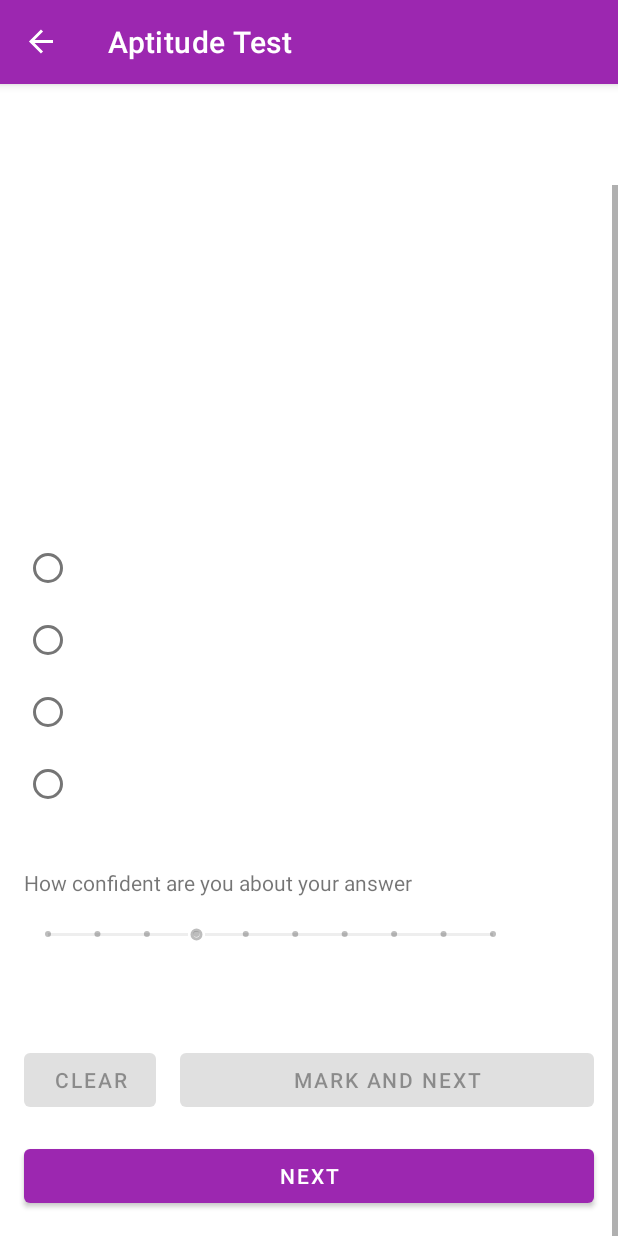
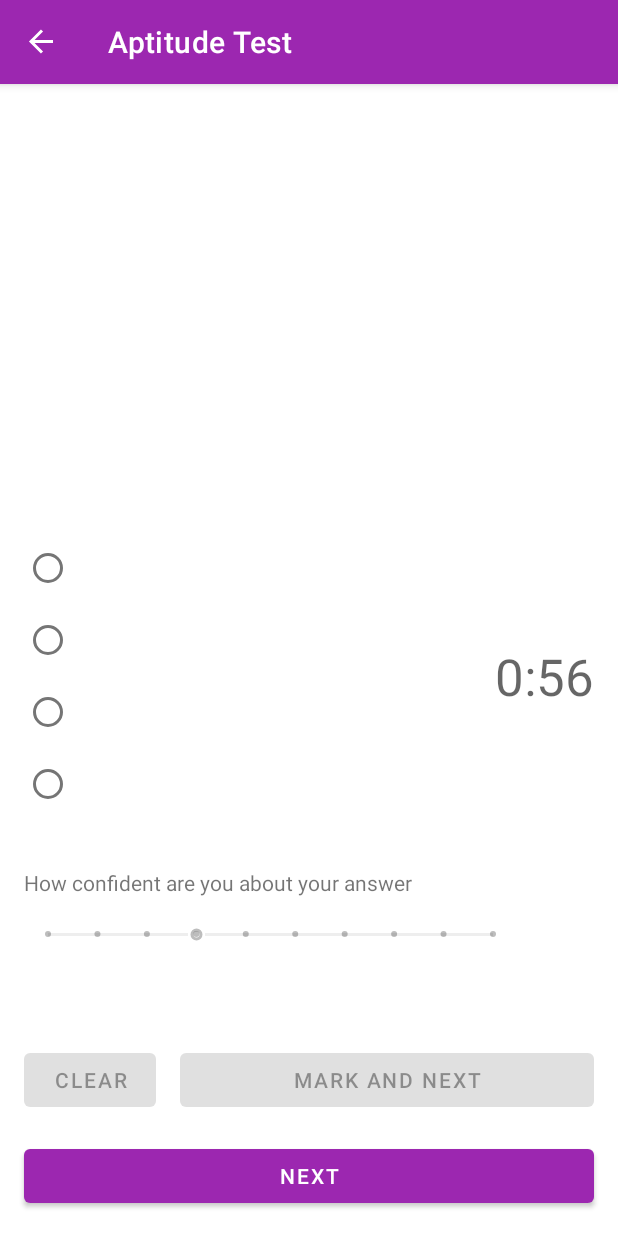
Before and after one commit to mubashir-chandle/csr, an Android app: the AptitudeTestFragment screen opened through its navigation route, scrolled down 74 dp, on a phone screen of 412 x 824 dp. Run offline under Robolectric (Android 15) with nearby library versions, the phone set to English and light mode, and no system bars; our stand-ins replace Room's generated code, navigation-ui.

Commit message:
Added timer for aptitude test.

```diff
--- a/app/src/main/java/com/csrapp/csr/ui/taketest/aptitudetest/AptitudeTestFragment.kt
+++ b/app/src/main/java/com/csrapp/csr/ui/taketest/aptitudetest/AptitudeTestFragment.kt
@@ -1,6 +1,7 @@
 package com.csrapp.csr.ui.taketest.aptitudetest
 
 import android.os.Bundle
+import android.os.CountDownTimer
 import android.view.LayoutInflater
 import android.view.View
 import android.view.ViewGroup
@@ -11,6 +12,7 @@ import androidx.activity.addCallback
 import androidx.appcompat.app.AlertDialog
 import androidx.fragment.app.Fragment
 import androidx.lifecycle.ViewModelProvider
+import androidx.lifecycle.observe
 import androidx.navigation.NavController
 import androidx.navigation.Navigation
 import com.csrapp.csr.R
@@ -23,6 +25,7 @@ class AptitudeTestFragment : Fragment(), View.OnClickListener,
     private lateinit var navController: NavController
     private lateinit var viewModel: AptitudeTestViewModel
     private lateinit var spinnerAdapter: SpinnerQuestionAdapter
+    private lateinit var timer: CountDownTimer
 
     override fun onCreate(savedInstanceState: Bundle?) {
         super.onCreate(savedInstanceState)
@@ -61,6 +64,19 @@ class AptitudeTestFragment : Fragment(), View.OnClickListener,
         spinnerAdapter = viewModel.getSpinnerAdapter(requireContext())
         spinnerQuestions.adapter = spinnerAdapter
 
+        viewModel.testFinished.observe(this) { testFinished ->
+            if (testFinished) {
+                println("testFinished -> $testFinished")
+                finishTestByTimer()
+            }
+        }
+
+        viewModel.timeRemaining.observe(this) {
+            val minutes = it / 60
+            val seconds = it % 60
+            remainingTime.text = "$minutes:$seconds"
+        }
+
         assignActionListeners()
         updateButtons()
     }
@@ -89,10 +105,10 @@ class AptitudeTestFragment : Fragment(), View.OnClickListener,
             referenceImage.visibility = View.GONE
         } else {
             referenceImage.visibility = View.VISIBLE
-            val identifier = context!!.resources.getIdentifier(
+            val identifier = requireContext().resources.getIdentifier(
                 question.referenceImage,
                 "mipmap",
-                context!!.packageName
+                requireContext().packageName
             )
             referenceImage.setImageResource(identifier)
         }
@@ -143,6 +159,20 @@ class AptitudeTestFragment : Fragment(), View.OnClickListener,
             btnNext.text = "Next"
             btnMark.text = "Mark and Next"
         }
+    }
+
+    private fun finishTestByTimer() {
+        btnNext.isEnabled = false
+        btnMark.isEnabled = false
+        btnClear.isEnabled = false
+
+        val testCompletionDialog = AlertDialog.Builder(requireContext())
+            .setTitle("Aptitude Test Completed")
+            .setMessage("Your time for the aptitude test has finished.\n\nYou can now start the second step whenever you are ready for it.")
+            .setPositiveButton("Okay", null)
+            .create()
+        testCompletionDialog.show()
+        navController.navigateUp()
     }
 
     private fun finishTest() {
--- a/app/src/main/java/com/csrapp/csr/ui/taketest/aptitudetest/AptitudeTestViewModel.kt
+++ b/app/src/main/java/com/csrapp/csr/ui/taketest/aptitudetest/AptitudeTestViewModel.kt
@@ -1,6 +1,8 @@
 package com.csrapp.csr.ui.taketest.aptitudetest
 
 import android.content.Context
+import android.os.CountDownTimer
+import androidx.lifecycle.MutableLiveData
 import androidx.lifecycle.ViewModel
 import com.csrapp.csr.data.AptitudeQuestionEntity
 import com.csrapp.csr.data.AptitudeQuestionRepository
@@ -8,18 +10,35 @@ import com.csrapp.csr.data.AptitudeQuestionRepository
 class AptitudeTestViewModel(private val aptitudeQuestionRepository: AptitudeQuestionRepository) :
     ViewModel() {
 
+    private val TEST_TIME = 1 * 60 * 1000L                // 30 Minutes
     private val questions = getRandomQuestions()
     private var spinnerAdapter: SpinnerQuestionAdapter? = null
+
     var currentQuestionIndex = 0
+
+    val timeRemaining = MutableLiveData<Long>(TEST_TIME)
+    val testFinished = MutableLiveData<Boolean>(false)
+
+    val timer = object : CountDownTimer(TEST_TIME, 1000) {
+        override fun onFinish() {
+            testFinished.value = true
+        }
+
+        override fun onTick(millisUntilFinished: Long) {
+            if (millisUntilFinished > 0) {
+                timeRemaining.value = millisUntilFinished / 1000
+            }
+        }
+    }
+
+    init {
+        timer.start()
+    }
 
     fun getSpinnerAdapter(context: Context): SpinnerQuestionAdapter {
         return spinnerAdapter ?: SpinnerQuestionAdapter(context, questions).also {
             this.spinnerAdapter = it
         }
-    }
-
-    init {
-
     }
 
     fun getAptitudeQuestionsByCategory(category: String) =
--- a/app/src/main/res/layout/fragment_aptitude_test.xml
+++ b/app/src/main/res/layout/fragment_aptitude_test.xml
@@ -48,12 +48,13 @@
 
         <RadioGroup
             android:id="@+id/optionGroup"
-            android:layout_width="0dp"
+            android:layout_width="wrap_content"
             android:layout_height="wrap_content"
             android:layout_marginStart="16dp"
             android:layout_marginTop="32dp"
             android:layout_marginEnd="16dp"
             app:layout_constraintEnd_toEndOf="parent"
+            app:layout_constraintHorizontal_bias="0.0"
             app:layout_constraintStart_toStartOf="parent"
             app:layout_constraintTop_toBottomOf="@+id/referenceImage">
 
@@ -154,5 +155,16 @@
             app:layout_constraintTop_toTopOf="@+id/confidenceSeekBar"
             tools:text="100%" />
 
+        <TextView
+            android:id="@+id/remainingTime"
+            android:layout_width="wrap_content"
+            android:layout_height="wrap_content"
+            android:layout_marginEnd="16dp"
+            android:textAppearance="@style/TextAppearance.AppCompat.Display1"
+            app:layout_constraintBottom_toBottomOf="@+id/optionGroup"
+            app:layout_constraintEnd_toEndOf="parent"
+            app:layout_constraintTop_toTopOf="@+id/optionGroup"
+            tools:text="00:00" />
+
     </androidx.constraintlayout.widget.ConstraintLayout>
 </ScrollView>
```
